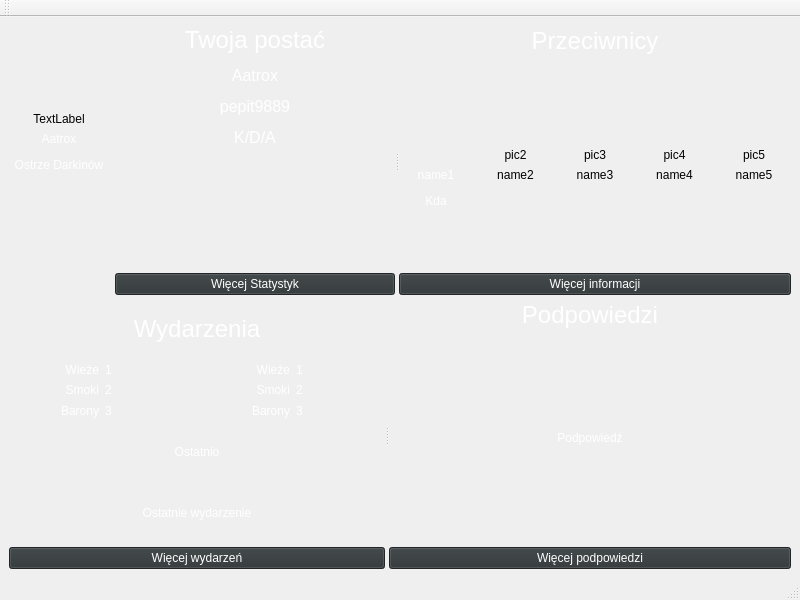
Qt form menu.ui (pszelew/LolWATCHER) before a commit.
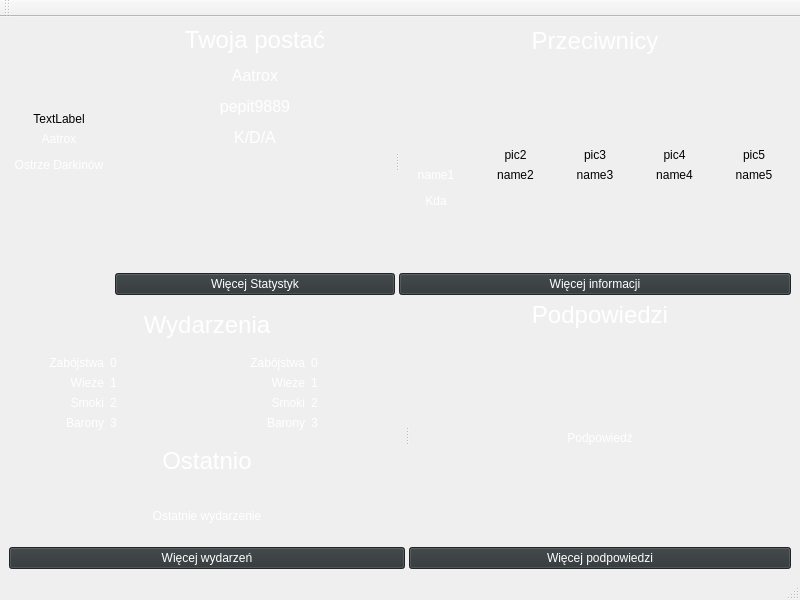
The same form after that commit.

```diff
--- a/menu.ui
+++ b/menu.ui
@@ -1286,14 +1286,7 @@
          <layout class="QHBoxLayout" name="horizontalLayout_3">
           <item>
            <layout class="QGridLayout" name="gridLayout">
-            <item row="1" column="0">
-             <widget class="QLabel" name="label_dragons_1">
-              <property name="text">
-               <string>&lt;html&gt;&lt;head/&gt;&lt;body&gt;&lt;p align=&quot;right&quot;&gt;&lt;span style=&quot; color:#ffffff;&quot;&gt;Smoki&lt;/span&gt;&lt;/p&gt;&lt;/body&gt;&lt;/html&gt;</string>
-              </property>
-             </widget>
-            </item>
-            <item row="0" column="1">
+            <item row="1" column="1">
              <widget class="QLabel" name="label_towers_1_ans">
               <property name="sizePolicy">
                <sizepolicy hsizetype="Minimum" vsizetype="Preferred">
@@ -1306,7 +1299,7 @@
               </property>
              </widget>
             </item>
-            <item row="2" column="0">
+            <item row="3" column="0">
              <widget class="QLabel" name="label_barons_1">
               <property name="text">
                <string>&lt;html&gt;&lt;head/&gt;&lt;body&gt;&lt;p align=&quot;right&quot;&gt;&lt;span style=&quot; color:#ffffff;&quot;&gt;Barony&lt;/span&gt;&lt;/p&gt;&lt;/body&gt;&lt;/html&gt;</string>
@@ -1314,19 +1307,6 @@
              </widget>
             </item>
             <item row="2" column="1">
-             <widget class="QLabel" name="label_barons_1_ans">
-              <property name="sizePolicy">
-               <sizepolicy hsizetype="Minimum" vsizetype="Preferred">
-                <horstretch>0</horstretch>
-                <verstretch>0</verstretch>
-               </sizepolicy>
-              </property>
-              <property name="text">
-               <string>&lt;html&gt;&lt;head/&gt;&lt;body&gt;&lt;p&gt;&lt;span style=&quot; color:#ffffff;&quot;&gt;3&lt;/span&gt;&lt;/p&gt;&lt;/body&gt;&lt;/html&gt;</string>
-              </property>
-             </widget>
-            </item>
-            <item row="1" column="1">
              <widget class="QLabel" name="label_dragons_1_ans">
               <property name="sizePolicy">
                <sizepolicy hsizetype="Minimum" vsizetype="Preferred">
@@ -1339,59 +1319,107 @@
               </property>
              </widget>
             </item>
-            <item row="0" column="0">
+            <item row="1" column="0">
              <widget class="QLabel" name="label_towers_1">
               <property name="text">
                <string>&lt;html&gt;&lt;head/&gt;&lt;body&gt;&lt;p align=&quot;right&quot;&gt;&lt;span style=&quot; color:#ffffff;&quot;&gt;Wieże&lt;/span&gt;&lt;/p&gt;&lt;/body&gt;&lt;/html&gt;</string>
               </property>
              </widget>
             </item>
+            <item row="3" column="1">
+             <widget class="QLabel" name="label_barons_1_ans">
+              <property name="sizePolicy">
+               <sizepolicy hsizetype="Minimum" vsizetype="Preferred">
+                <horstretch>0</horstretch>
+                <verstretch>0</verstretch>
+               </sizepolicy>
+              </property>
+              <property name="text">
+               <string>&lt;html&gt;&lt;head/&gt;&lt;body&gt;&lt;p&gt;&lt;span style=&quot; color:#ffffff;&quot;&gt;3&lt;/span&gt;&lt;/p&gt;&lt;/body&gt;&lt;/html&gt;</string>
+              </property>
+             </widget>
+            </item>
+            <item row="2" column="0">
+             <widget class="QLabel" name="label_dragons_1">
+              <property name="text">
+               <string>&lt;html&gt;&lt;head/&gt;&lt;body&gt;&lt;p align=&quot;right&quot;&gt;&lt;span style=&quot; color:#ffffff;&quot;&gt;Smoki&lt;/span&gt;&lt;/p&gt;&lt;/body&gt;&lt;/html&gt;</string>
+              </property>
+             </widget>
+            </item>
+            <item row="0" column="0">
+             <widget class="QLabel" name="label_kills_1">
+              <property name="text">
+               <string>&lt;html&gt;&lt;head/&gt;&lt;body&gt;&lt;p align=&quot;right&quot;&gt;&lt;span style=&quot; color:#ffffff;&quot;&gt;Zabójstwa&lt;/span&gt;&lt;/p&gt;&lt;/body&gt;&lt;/html&gt;</string>
+              </property>
+             </widget>
+            </item>
+            <item row="0" column="1">
+             <widget class="QLabel" name="label_kills_1_ans">
+              <property name="text">
+               <string>&lt;html&gt;&lt;head/&gt;&lt;body&gt;&lt;p&gt;&lt;span style=&quot; color:#ffffff;&quot;&gt;0&lt;/span&gt;&lt;/p&gt;&lt;/body&gt;&lt;/html&gt;</string>
+              </property>
+             </widget>
+            </item>
            </layout>
           </item>
           <item>
            <layout class="QGridLayout" name="gridLayout_2">
-            <item row="0" column="0">
-             <widget class="QLabel" name="label_towers_2">
-              <property name="text">
-               <string>&lt;html&gt;&lt;head/&gt;&lt;body&gt;&lt;p align=&quot;right&quot;&gt;&lt;span style=&quot; color:#ffffff;&quot;&gt;Wieże&lt;/span&gt;&lt;/p&gt;&lt;/body&gt;&lt;/html&gt;</string>
-              </property>
-             </widget>
-            </item>
-            <item row="0" column="1">
-             <widget class="QLabel" name="label_towers_2_ans">
-              <property name="text">
-               <string>&lt;html&gt;&lt;head/&gt;&lt;body&gt;&lt;p&gt;&lt;span style=&quot; color:#ffffff;&quot;&gt;1&lt;/span&gt;&lt;/p&gt;&lt;/body&gt;&lt;/html&gt;</string>
-              </property>
-             </widget>
-            </item>
-            <item row="1" column="0">
+            <item row="2" column="0">
              <widget class="QLabel" name="label_dragons_2">
               <property name="text">
                <string>&lt;html&gt;&lt;head/&gt;&lt;body&gt;&lt;p align=&quot;right&quot;&gt;&lt;span style=&quot; color:#ffffff;&quot;&gt;Smoki&lt;/span&gt;&lt;/p&gt;&lt;/body&gt;&lt;/html&gt;</string>
               </property>
              </widget>
             </item>
-            <item row="1" column="1">
+            <item row="2" column="1">
              <widget class="QLabel" name="label_dragons_2_ans">
               <property name="text">
                <string>&lt;html&gt;&lt;head/&gt;&lt;body&gt;&lt;p&gt;&lt;span style=&quot; color:#ffffff;&quot;&gt;2&lt;/span&gt;&lt;/p&gt;&lt;/body&gt;&lt;/html&gt;</string>
               </property>
              </widget>
             </item>
-            <item row="2" column="0">
-             <widget class="QLabel" name="label_barons_2">
-              <property name="text">
-               <string>&lt;html&gt;&lt;head/&gt;&lt;body&gt;&lt;p align=&quot;right&quot;&gt;&lt;span style=&quot; color:#ffffff;&quot;&gt;Barony&lt;/span&gt;&lt;/p&gt;&lt;/body&gt;&lt;/html&gt;</string>
-              </property>
-             </widget>
-            </item>
-            <item row="2" column="1">
+            <item row="3" column="1">
              <widget class="QLabel" name="label_barons_2_ans">
               <property name="text">
                <string>&lt;html&gt;&lt;head/&gt;&lt;body&gt;&lt;p&gt;&lt;span style=&quot; color:#ffffff;&quot;&gt;3&lt;/span&gt;&lt;/p&gt;&lt;/body&gt;&lt;/html&gt;</string>
               </property>
              </widget>
             </item>
+            <item row="1" column="0">
+             <widget class="QLabel" name="label_towers_2">
+              <property name="text">
+               <string>&lt;html&gt;&lt;head/&gt;&lt;body&gt;&lt;p align=&quot;right&quot;&gt;&lt;span style=&quot; color:#ffffff;&quot;&gt;Wieże&lt;/span&gt;&lt;/p&gt;&lt;/body&gt;&lt;/html&gt;</string>
+              </property>
+             </widget>
+            </item>
+            <item row="3" column="0">
+             <widget class="QLabel" name="label_barons_2">
+              <property name="text">
+               <string>&lt;html&gt;&lt;head/&gt;&lt;body&gt;&lt;p align=&quot;right&quot;&gt;&lt;span style=&quot; color:#ffffff;&quot;&gt;Barony&lt;/span&gt;&lt;/p&gt;&lt;/body&gt;&lt;/html&gt;</string>
+              </property>
+             </widget>
+            </item>
+            <item row="1" column="1">
+             <widget class="QLabel" name="label_towers_2_ans">
+              <property name="text">
+               <string>&lt;html&gt;&lt;head/&gt;&lt;body&gt;&lt;p&gt;&lt;span style=&quot; color:#ffffff;&quot;&gt;1&lt;/span&gt;&lt;/p&gt;&lt;/body&gt;&lt;/html&gt;</string>
+              </property>
+             </widget>
+            </item>
+            <item row="0" column="0">
+             <widget class="QLabel" name="label_kills_2">
+              <property name="text">
+               <string>&lt;html&gt;&lt;head/&gt;&lt;body&gt;&lt;p align=&quot;right&quot;&gt;&lt;span style=&quot; color:#ffffff;&quot;&gt;Zabójstwa&lt;/span&gt;&lt;/p&gt;&lt;/body&gt;&lt;/html&gt;</string>
+              </property>
+             </widget>
+            </item>
+            <item row="0" column="1">
+             <widget class="QLabel" name="label_kills_2_ans">
+              <property name="text">
+               <string>&lt;html&gt;&lt;head/&gt;&lt;body&gt;&lt;p&gt;&lt;span style=&quot; color:#ffffff;&quot;&gt;0&lt;/span&gt;&lt;/p&gt;&lt;/body&gt;&lt;/html&gt;</string>
+              </property>
+             </widget>
+            </item>
            </layout>
           </item>
          </layout>
@@ -1399,7 +1427,7 @@
         <item>
          <widget class="QLabel" name="label_last">
           <property name="text">
-           <string>&lt;html&gt;&lt;head/&gt;&lt;body&gt;&lt;p align=&quot;center&quot;&gt;&lt;span style=&quot; color:#ffffff;&quot;&gt;Ostatnio&lt;/span&gt;&lt;/p&gt;&lt;/body&gt;&lt;/html&gt;</string>
+           <string>&lt;html&gt;&lt;head/&gt;&lt;body&gt;&lt;p align=&quot;center&quot;&gt;&lt;span style=&quot; font-size:18pt; color:#ffffff;&quot;&gt;Ostatnio&lt;/span&gt;&lt;/p&gt;&lt;/body&gt;&lt;/html&gt;</string>
           </property>
          </widget>
         </item>
```
